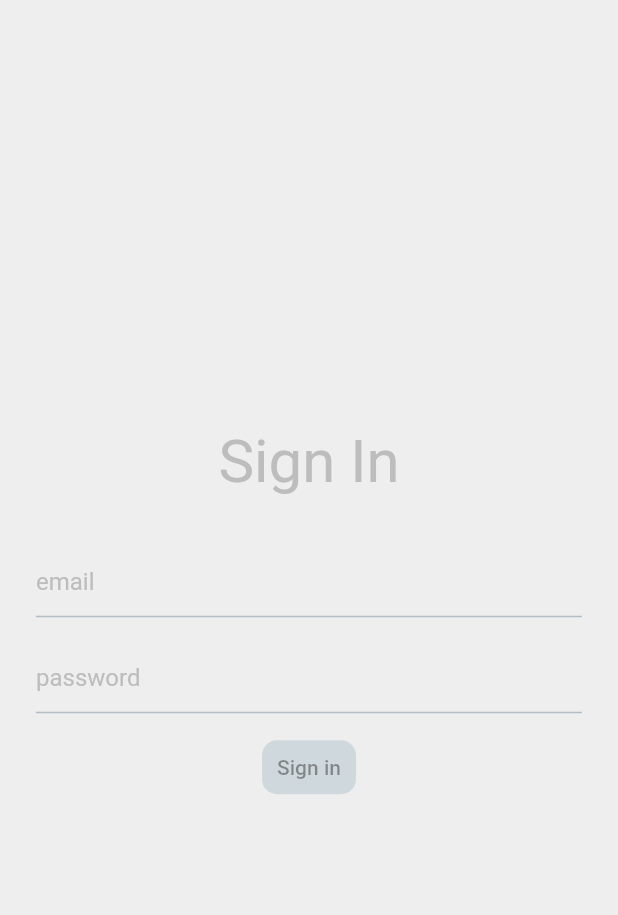
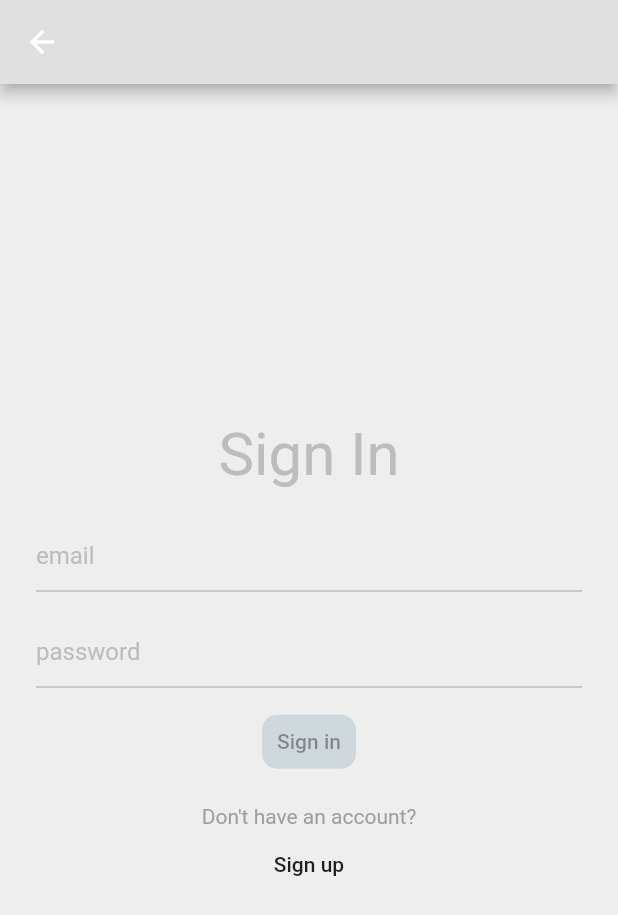
Before and after one commit to jdebecka/movies_flutter, a Flutter app: the SignInScreen screen opened directly, on a phone screen of 412 x 824 dp. Shown: the top 915 px of the screen. Run offline on Flutter 3.47's test engine with Material 2 defaults, Android fonts, the phone set to English and light mode, and no system bars; our stand-ins replace flutter_spinkit, flutter_svg; network calls fail.

Commit message:
added navigation bars and improved ui of login/sign screen

```diff
--- a/lib/screens/home/components/categories.dart
+++ b/lib/screens/home/components/categories.dart
@@ -1,5 +1,5 @@
 import 'package:flutter/material.dart';
-import 'package:movies/screens/login/sign_up_screen.dart';
+import 'package:movies/screens/login/sign_in_screen.dart';
 
 import '../../../constants.dart';
 
@@ -36,7 +36,7 @@ class _CategorylistState extends State<Categorylist> {
             if (selectedCategory == 1) {
               Navigator.push(
                 context,
-                MaterialPageRoute(builder: (context) => SignUpScreen()),
+                MaterialPageRoute(builder: (context) => SignInScreen()),
               );
             }
           });
--- a/lib/screens/login/sign_in_screen.dart
+++ b/lib/screens/login/sign_in_screen.dart
@@ -1,11 +1,14 @@
 import 'package:flutter/cupertino.dart';
 import 'package:flutter/material.dart';
-
+import 'package:movies/screens/login/sign_up_screen.dart';
 class SignInScreen extends StatelessWidget {
   @override
   Widget build(BuildContext context) {
     void _signInButtonPressed() {}
     return Scaffold(
+      appBar: AppBar(
+        backgroundColor: Colors.grey[300],
+      ),
       backgroundColor: Colors.grey[200],
       body: Container(
         child: Column(
@@ -13,7 +16,7 @@ class SignInScreen extends StatelessWidget {
             crossAxisAlignment: CrossAxisAlignment.center,
             children: [
               Container(
-                  margin: EdgeInsets.fromLTRB(0.0, 0.0, 0.0, 24.0),
+                  margin: EdgeInsets.fromLTRB(0.0, 0.0, 0.0, 12.0),
                   child: Text(
                     'Sign In',
                     style: TextStyle(
@@ -33,6 +36,22 @@ class SignInScreen extends StatelessWidget {
                   padding: EdgeInsets.all(10),
                   child: Text('Sign in'),
                 ),
+              ),
+              Container(
+                margin: EdgeInsets.fromLTRB(0, 14, 0, 0),
+                child: Text(
+                  "Don't have an account?",
+                  style: TextStyle(color: Colors.grey[500]),
+                ),
+              ),
+              FlatButton(
+                onPressed: () {
+                  Navigator.push(
+                    context,
+                    MaterialPageRoute(builder: (context) => SignUpScreen()),
+                  );
+                },
+                child: Text("Sign up"),
               ),
             ]),
       ),
```
Also changed, not shown: lib/screens/login/sign_up_screen.dart (+18 -19 lines), pubspec.lock.
